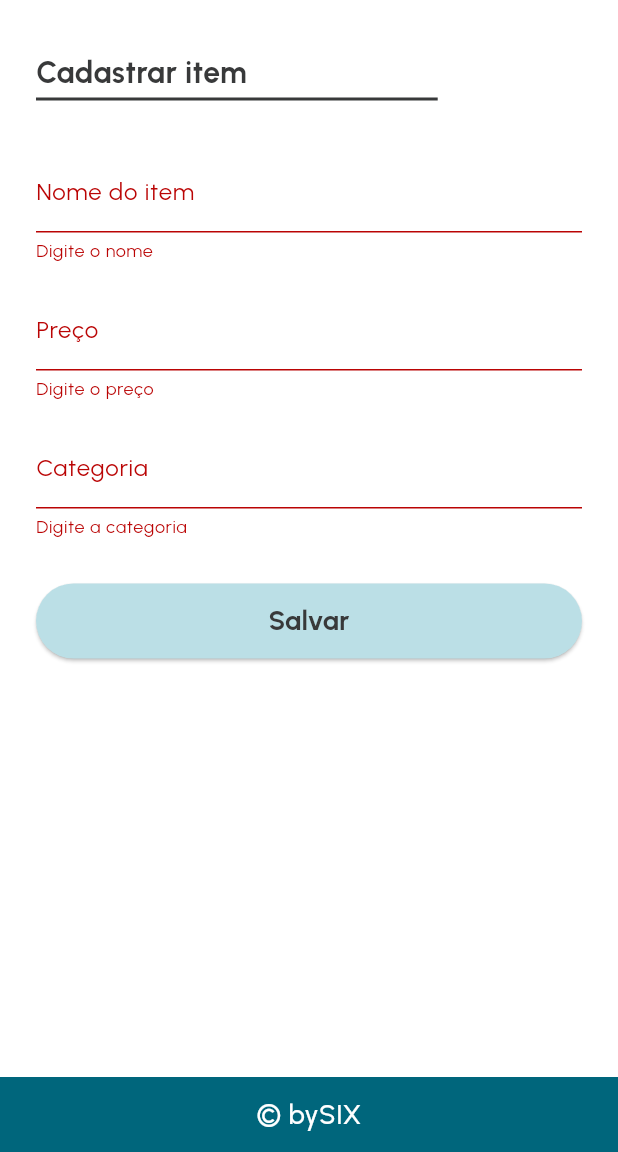
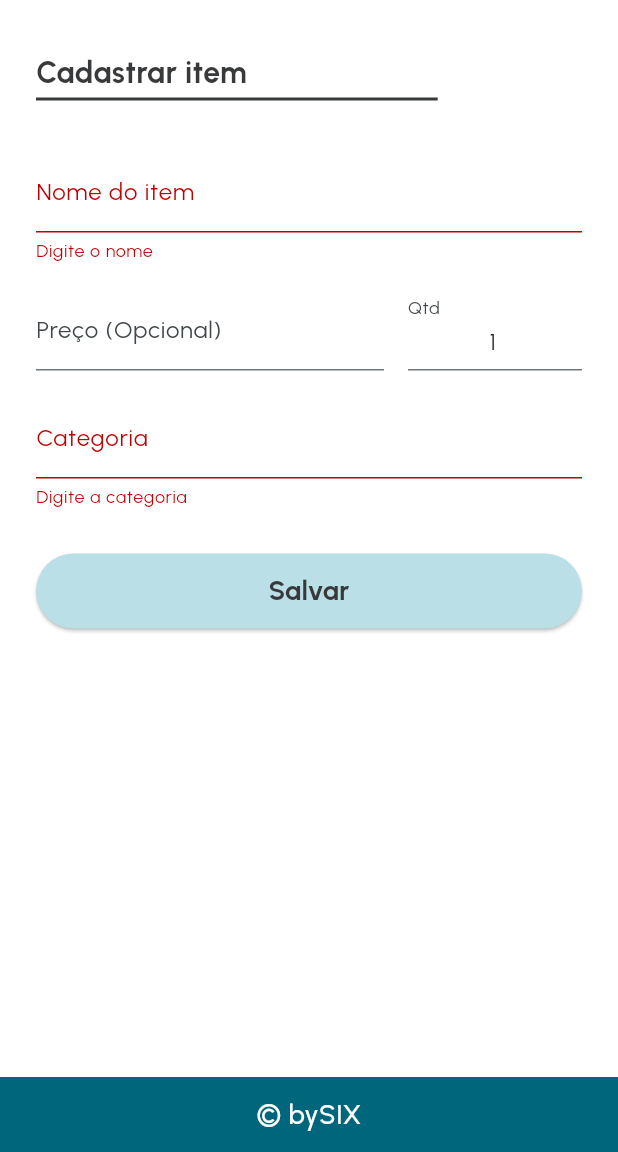
Before and after one commit to camila-braga/RapMarket, a Flutter app: the CreateItemPage widget shown alone on an empty page, opened directly with empty values, after a tap on "Salvar", on a phone screen of 412 x 824 dp, the part 84-1236 px from its top. Run offline on Flutter 3.47's test engine with Material 3 defaults, Android fonts, the phone set to English and light mode, and no system bars; our stand-ins replace flutter_slidable, google_fonts, sqflite; accounts and stored records are empty.

Commit message:
Ajustes finos: poder criar item sem preço e editar o preço depois além de incluir a quantidade de itens para cada card.

```diff
--- a/lib/pages/create_item_page.dart
+++ b/lib/pages/create_item_page.dart
@@ -16,6 +16,9 @@ class _CreateItemPageState extends State<CreateItemPage> {
 
   final TextEditingController nameController = TextEditingController();
   final TextEditingController priceController = TextEditingController();
+  final TextEditingController quantityController = TextEditingController(
+    text: "1",
+  );
   final TextEditingController categoryController = TextEditingController();
 
   @override
@@ -64,15 +67,36 @@ class _CreateItemPageState extends State<CreateItemPage> {
 
                 const SizedBox(height: 16),
 
-                // Campo Preço
-                TextFormField(
-                  controller: priceController,
-                  keyboardType: TextInputType.number,
-                  decoration: const InputDecoration(labelText: "Preço"),
-                  validator: (value) {
-                    if (value == null || value.isEmpty) return "Digite o preço";
-                    return null;
-                  },
+                // Campos Preço e Quantidade lado a lado
+                Row(
+                  children: [
+                    Expanded(
+                      flex: 2,
+                      child: TextFormField(
+                        controller: priceController,
+                        keyboardType: TextInputType.number,
+                        decoration: const InputDecoration(
+                          labelText: "Preço (Opcional)",
+                          hintText: "0,00",
+                        ),
+                      ),
+                    ),
+                    const SizedBox(width: 16),
+                    // Campo Quantidade
+                    Expanded(
+                      flex: 1,
+                      child: TextFormField(
+                        controller: quantityController,
+                        keyboardType: TextInputType.number,
+                        textAlign: TextAlign.center,
+                        decoration: const InputDecoration(labelText: "Qtd"),
+                        validator: (value) {
+                          if (value == null || value.isEmpty) return "Qtd?";
+                          return null;
+                        },
+                      ),
+                    ),
+                  ],
                 ),
 
                 const SizedBox(height: 16),
@@ -104,14 +128,26 @@ class _CreateItemPageState extends State<CreateItemPage> {
                     ),
                     onPressed: () async {
                       if (_formKey.currentState!.validate()) {
+                        // Lógica do Preço: Se vazio, vira 0.0
+                        double finalPrice = 0.0;
+                        if (priceController.text.isNotEmpty) {
+                          finalPrice =
+                              double.tryParse(
+                                priceController.text.replaceAll(',', '.'),
+                              ) ??
+                              0.0;
+                        }
+
+                        // Lógica da Quantidade
+                        int finalQty =
+                            int.tryParse(quantityController.text) ?? 1;
+
                         await DBHelper.instance.addItem(
                           widget.listId,
                           nameController.text,
-                          double.tryParse(
-                                priceController.text.replaceAll(',', '.'),
-                              ) ??
-                              0.0,
+                          finalPrice,
                           categoryController.text,
+                          finalQty,
                         );
 
                         if (!context.mounted) return;
```
Also changed, not shown: lib/database/database.dart (+11 -2 lines), lib/pages/list_items_page.dart (+73 -23 lines).
